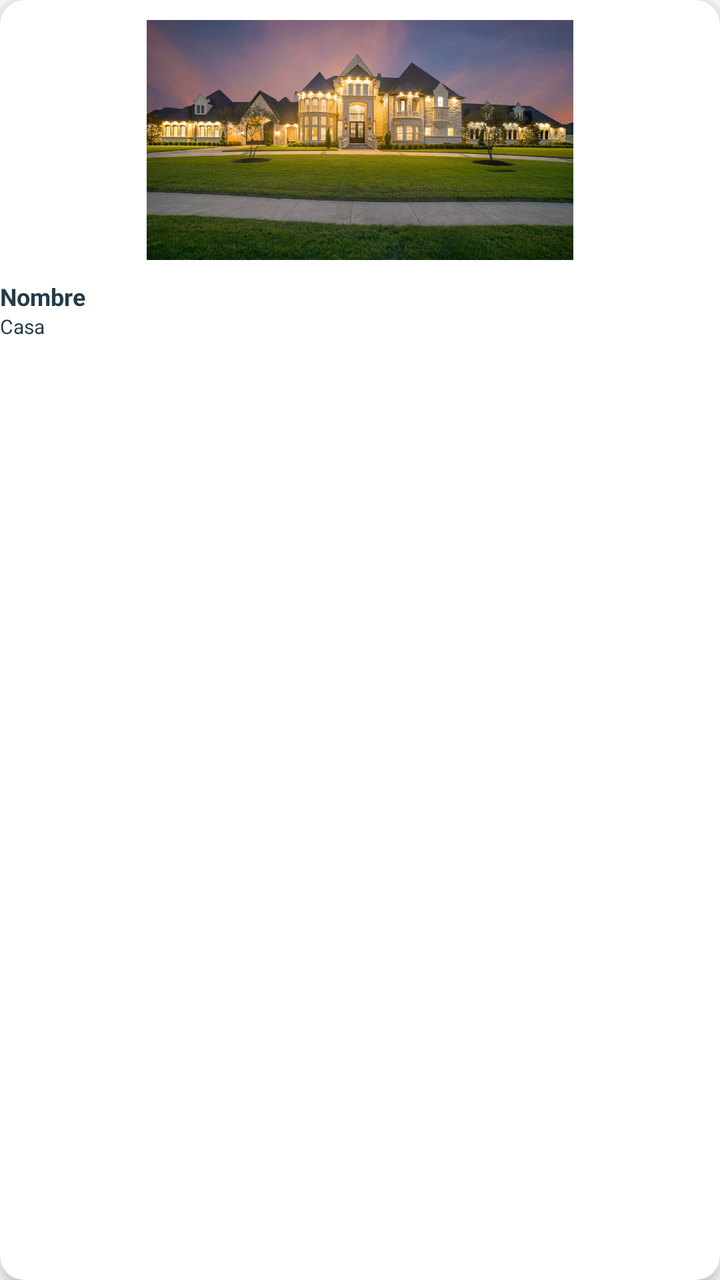
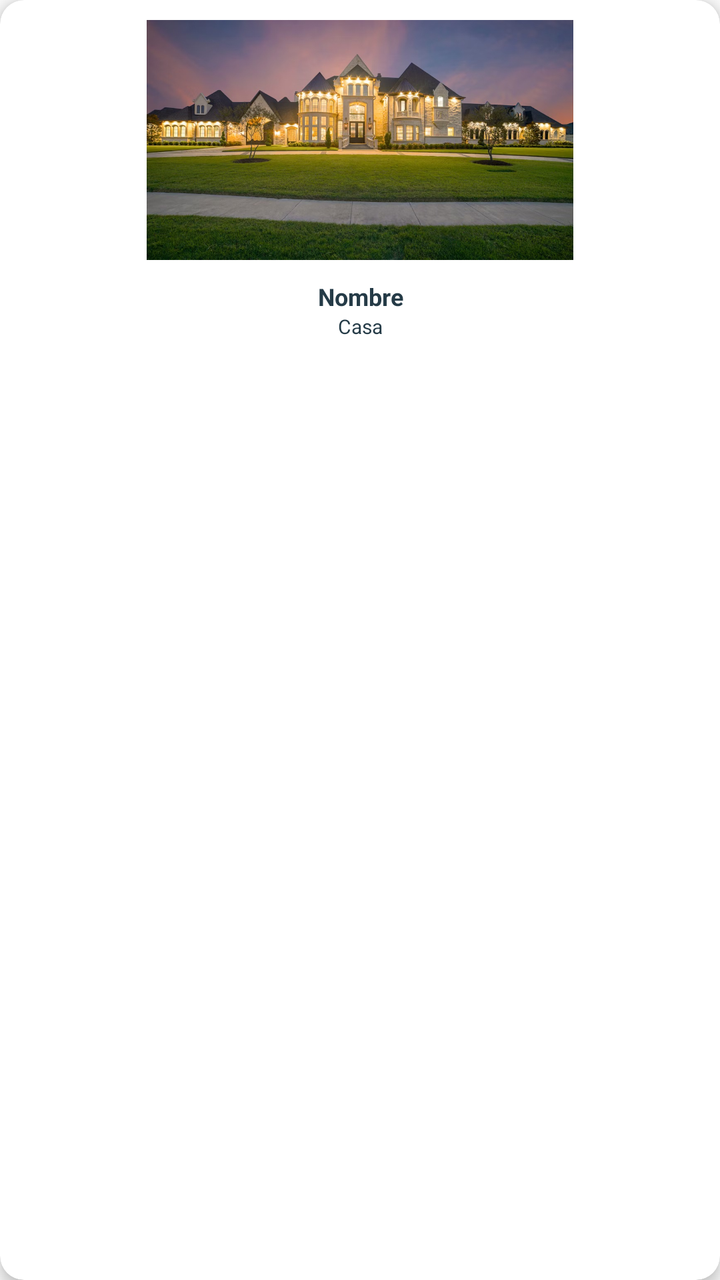

The first picture is an Android layout as it rendered before a commit; the second is the same layout after the commit. The layout source and the unified diff follow.
<!-- AndroidManifest.xml: application theme Theme.APP3B -->
<!-- res/layout/item_speaker.xml -->
<?xml version="1.0" encoding="utf-8"?>
<androidx.cardview.widget.CardView
    xmlns:app="http://schemas.android.com/apk/res-auto"
    xmlns:android="http://schemas.android.com/apk/res/android"
    android:layout_width="match_parent"
    android:layout_height="wrap_content"
    app:cardCornerRadius="@dimen/cardCornerRadius"
    app:cardElevation="4dp"
    android:layout_margin="15dp">

    <LinearLayout
        android:layout_width="match_parent"
        android:layout_height="wrap_content"
        android:orientation="vertical">

        <ImageView
            android:layout_width="match_parent"
            android:layout_height="@dimen/altoImageViewHome"
            android:src="@drawable/homeWall"
            android:layout_margin="10dp"/>


        <TextView
            android:layout_width="match_parent"
            android:layout_height="wrap_content"
            android:text="Nombre"
            android:textColor="@color/primary"
            android:textSize="@dimen/tamanioTitulo"
            android:layout_gravity="center_horizontal"
            android:textStyle="bold" />



        <TextView
            android:layout_width="match_parent"
            android:layout_height="wrap_content"
            android:text="Casa"
            android:textColor="@color/primary"
            android:layout_gravity="center_horizontal"
            android:textSize="@dimen/tamanioSubtitulo" />
    </LinearLayout>

</androidx.cardview.widget.CardView>
<!-- resources referenced by this layout -->
<resources>
  <color name="primary">#253B47</color>
  <dimen name="altoImageViewHome">120dp</dimen>
  <dimen name="cardCornerRadius">12dp</dimen>
  <dimen name="tamanioSubtitulo">10dp</dimen>
  <dimen name="tamanioTitulo">12dp</dimen>
  <!-- drawable homeWall: jpg bitmap (drawable, 206266 bytes) -->
  <style name="Theme.APP3B" parent="android:Theme.Material.Light.NoActionBar" />
</resources>

<!-- the commit's change to res/layout/item_speaker.xml (unified diff, before → after) -->
@@ -6,7 +6,7 @@
     android:layout_height="wrap_content"
     app:cardCornerRadius="@dimen/cardCornerRadius"
     app:cardElevation="4dp"
-    android:layout_margin="15dp">
+    android:layout_margin="50dp">
 
     <LinearLayout
         android:layout_width="match_parent"
@@ -26,17 +26,15 @@
             android:text="Nombre"
             android:textColor="@color/primary"
             android:textSize="@dimen/tamanioTitulo"
-            android:layout_gravity="center_horizontal"
+            android:gravity="center_horizontal"
             android:textStyle="bold" />
-
-
 
         <TextView
             android:layout_width="match_parent"
             android:layout_height="wrap_content"
             android:text="Casa"
             android:textColor="@color/primary"
-            android:layout_gravity="center_horizontal"
+            android:gravity="center_horizontal"
             android:textSize="@dimen/tamanioSubtitulo" />
     </LinearLayout>
 
